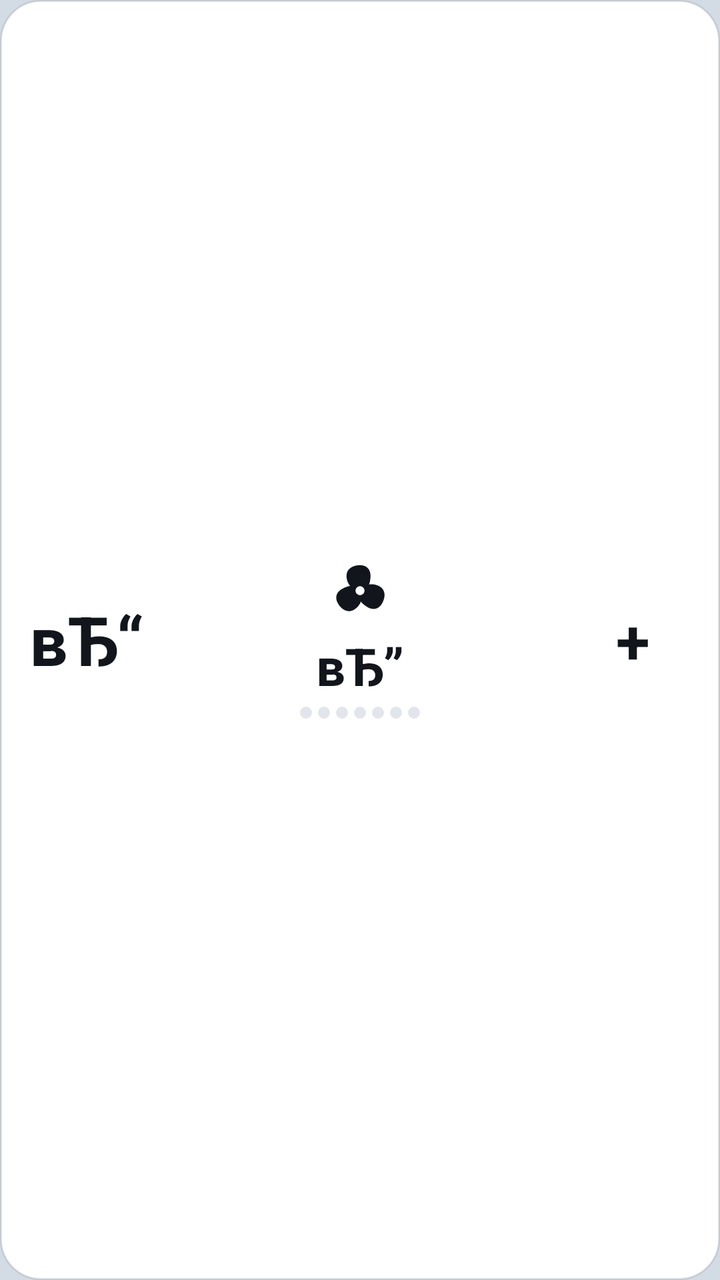
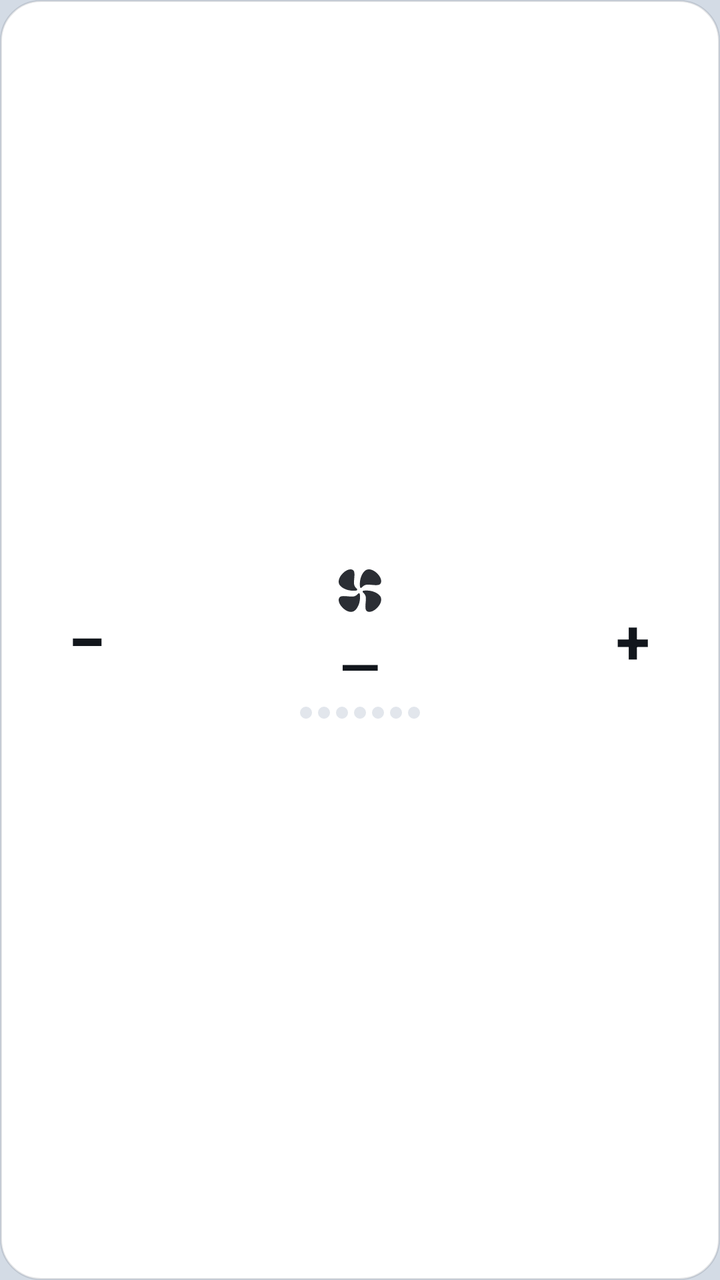

Two renders of the same Android screen: before a commit and after it. Below are the layout's source before the change and the commit's diff.
<!-- AndroidManifest.xml: application theme Theme.EX2ToolsIV -->
<!-- res/layout/widget_fan_speed.xml -->
<?xml version="1.0" encoding="utf-8"?>
<FrameLayout
    android:id="@+id/widget_root" xmlns:android="http://schemas.android.com/apk/res/android"
    android:layout_width="match_parent"
    android:layout_height="match_parent">
    <TextView
        android:id="@+id/widget_bg_layer"
        android:background="@drawable/widget_card_bg_100"
        android:layout_width="match_parent"
        android:layout_height="match_parent"
        android:text=""/>
    <LinearLayout
        android:gravity="center_vertical"
        android:orientation="horizontal"
        android:padding="10dp"
        android:layout_width="match_parent"
        android:layout_height="match_parent">
        <TextView
            android:textSize="34sp"
            android:textStyle="bold"
            android:textColor="@color/cx_text_primary"
            android:gravity="center"
            android:id="@+id/btn_fan_minus"
            android:background="@drawable/btn_circle"
            android:layout_width="67dp"
            android:layout_height="67dp"
            android:text="вЂ“"/>
        <LinearLayout
            android:gravity="center"
            android:orientation="vertical"
            android:id="@+id/fan_mid_col"
            android:layout_width="0dp"
            android:layout_height="match_parent"
            android:layout_weight="1">
            <ImageView
                android:id="@+id/fan_icon"
                android:layout_width="36dp"
                android:layout_height="36dp"
                android:layout_marginBottom="2dp"
                android:src="@drawable/ic_widget_fan"/>
            <TextView
                android:textSize="26sp"
                android:textStyle="bold"
                android:textColor="@color/cx_text_primary"
                android:id="@+id/tv_fan_value"
                android:layout_width="wrap_content"
                android:layout_height="wrap_content"
                android:text="вЂ”"/>
            <LinearLayout
                android:orientation="horizontal"
                android:layout_width="wrap_content"
                android:layout_height="wrap_content"
                android:layout_marginTop="3dp"
                android:layout_marginBottom="3dp">
                <TextView
                    android:id="@+id/dot_fan_1"
                    android:background="@drawable/widget_dot_off"
                    android:layout_width="6dp"
                    android:layout_height="6dp"
                    android:text=""
                    android:layout_marginEnd="3dp"/>
                <TextView
                    android:id="@+id/dot_fan_2"
                    android:background="@drawable/widget_dot_off"
                    android:layout_width="6dp"
                    android:layout_height="6dp"
                    android:text=""
                    android:layout_marginEnd="3dp"/>
                <TextView
                    android:id="@+id/dot_fan_3"
                    android:background="@drawable/widget_dot_off"
                    android:layout_width="6dp"
                    android:layout_height="6dp"
                    android:text=""
                    android:layout_marginEnd="3dp"/>
                <TextView
                    android:id="@+id/dot_fan_4"
                    android:background="@drawable/widget_dot_off"
                    android:layout_width="6dp"
                    android:layout_height="6dp"
                    android:text=""
                    android:layout_marginEnd="3dp"/>
                <TextView
                    android:id="@+id/dot_fan_5"
                    android:background="@drawable/widget_dot_off"
                    android:layout_width="6dp"
                    android:layout_height="6dp"
                    android:text=""
                    android:layout_marginEnd="3dp"/>
                <TextView
                    android:id="@+id/dot_fan_6"
                    android:background="@drawable/widget_dot_off"
                    android:layout_width="6dp"
                    android:layout_height="6dp"
                    android:text=""
                    android:layout_marginEnd="3dp"/>
                <TextView
                    android:id="@+id/dot_fan_7"
                    android:background="@drawable/widget_dot_off"
                    android:layout_width="6dp"
                    android:layout_height="6dp"
                    android:text=""/>
            </LinearLayout>
            <TextView
                android:textSize="11sp"
                android:textColor="@color/cx_text_secondary"
                android:id="@+id/tv_fan_label"
                android:visibility="gone"
                android:layout_width="wrap_content"
                android:layout_height="wrap_content"
                android:text="Р’РµРЅС‚РёР»СЏС‚РѕСЂ"/>
        </LinearLayout>
        <TextView
            android:textSize="31sp"
            android:textStyle="bold"
            android:textColor="@color/cx_text_primary"
            android:gravity="center"
            android:id="@+id/btn_fan_plus"
            android:background="@drawable/btn_circle"
            android:layout_width="67dp"
            android:layout_height="67dp"
            android:text="+"/>
    </LinearLayout>
</FrameLayout>
<!-- resources referenced by this layout -->
<resources>
  <color name="cx_text_primary">#12161C</color>
  <color name="cx_text_secondary">#525A66</color>
  <!-- drawable btn_circle (drawable) -->
  <?xml version="1.0" encoding="utf-8"?>
  <ripple xmlns:android="http://schemas.android.com/apk/res/android" android:color="@color/flyme_fill_a1_3">
      <item>
          <shape android:shape="oval">
              <solid android:color="@color/flyme_fill_a1_2" />
          </shape>
      </item>
  </ripple>
  <!-- drawable ic_widget_fan (drawable) -->
  <?xml version="1.0" encoding="utf-8"?>
  <vector xmlns:android="http://schemas.android.com/apk/res/android"
      android:height="24dp"
      android:width="24dp"
      android:viewportWidth="24"
      android:viewportHeight="24">
      <path
          android:fillColor="@color/cx_text_primary"
          android:pathData="M12,12 C9.5,12 7.5,9.8 7.5,7 C7.5,4.8 9.5,3.5 12,3.5 C14.5,3.5 15.5,5.2 15.5,7 C15.5,9.8 14.5,12 12,12 Z"/>
      <group
          android:pivotX="12"
          android:pivotY="12"
          android:rotation="120">
          <path
              android:fillColor="@color/cx_text_primary"
              android:pathData="M12,12 C9.5,12 7.5,9.8 7.5,7 C7.5,4.8 9.5,3.5 12,3.5 C14.5,3.5 15.5,5.2 15.5,7 C15.5,9.8 14.5,12 12,12 Z"/>
      </group>
      <group
          android:pivotX="12"
          android:pivotY="12"
          android:rotation="240">
          <path
              android:fillColor="@color/cx_text_primary"
              android:pathData="M12,12 C9.5,12 7.5,9.8 7.5,7 C7.5,4.8 9.5,3.5 12,3.5 C14.5,3.5 15.5,5.2 15.5,7 C15.5,9.8 14.5,12 12,12 Z"/>
      </group>
      <path
          android:fillColor="@color/cx_surface"
          android:pathData="M12,10.5 A1.5,1.5 0 1,0 12,13.5 A1.5,1.5 0 1,0 12,10.5 Z"/>
  </vector>
  <!-- drawable widget_card_bg_100 (drawable) -->
  <?xml version="1.0" encoding="utf-8"?>
  <shape xmlns:android="http://schemas.android.com/apk/res/android" android:shape="rectangle">
      <solid android:color="@color/widget_bg_alpha_100"/>
      <corners android:radius="20dp"/>
      <stroke
          android:width="1dp"
          android:color="@color/widget_card_stroke"/>
  </shape>
  <!-- drawable widget_dot_off (drawable) -->
  <?xml version="1.0" encoding="utf-8"?>
  <shape xmlns:android="http://schemas.android.com/apk/res/android" android:shape="oval">
      <solid android:color="@color/cx_surface_alt"/>
  </shape>
  <color name="flyme_fill_a1_3">#99FFFFFF</color>
  <color name="flyme_fill_a1_2">#D9FFFFFF</color>
  <color name="cx_surface">#FFFFFF</color>
  <color name="widget_bg_alpha_100">#FFFFFFFF</color>
  <color name="widget_card_stroke">#1F1E2530</color>
  <color name="cx_surface_alt">#E2E6EC</color>
  <color name="flyme_blue">#1368FB</color>
  <color name="flyme_white">#FFFFFF</color>
  <color name="flyme_fill_a1_1">#F2FFFFFF</color>
  <color name="flyme_label_level1">#E5000000</color>
  <color name="flyme_label_level2">#99000000</color>
  <color name="transparent">#00000000</color>
  <color name="flyme_red">#D21E30</color>
  <color name="flyme_window_background">#D3DBE5</color>
  <!-- unchanged entries left out for length: 1 -->
</resources>

<!-- the commit's change to res/layout/widget_fan_speed.xml (unified diff, before → after) -->
@@ -24,7 +24,7 @@
             android:background="@drawable/btn_circle"
             android:layout_width="67dp"
             android:layout_height="67dp"
-            android:text="вЂ“"/>
+            android:text="−"/>
         <LinearLayout
             android:gravity="center"
             android:orientation="vertical"
@@ -37,7 +37,8 @@
                 android:layout_width="36dp"
                 android:layout_height="36dp"
                 android:layout_marginBottom="2dp"
-                android:src="@drawable/ic_widget_fan"/>
+                android:src="@drawable/ic_climate_fan"
+                android:tint="@color/cx_text_primary" />
             <TextView
                 android:textSize="26sp"
                 android:textStyle="bold"
@@ -45,7 +46,7 @@
                 android:id="@+id/tv_fan_value"
                 android:layout_width="wrap_content"
                 android:layout_height="wrap_content"
-                android:text="вЂ”"/>
+                android:text="—"/>
             <LinearLayout
                 android:orientation="horizontal"
                 android:layout_width="wrap_content"
@@ -108,7 +109,7 @@
                 android:visibility="gone"
                 android:layout_width="wrap_content"
                 android:layout_height="wrap_content"
-                android:text="Р’РµРЅС‚РёР»СЏС‚РѕСЂ"/>
+                android:text="Вентилятор"/>
         </LinearLayout>
         <TextView
             android:textSize="31sp"
<!-- resource entries referenced after the edit -->
@@ -11,36 +11,7 @@
           </shape>
       </item>
   </ripple>
-  <!-- drawable ic_widget_fan (drawable) -->
-  <?xml version="1.0" encoding="utf-8"?>
-  <vector xmlns:android="http://schemas.android.com/apk/res/android"
-      android:height="24dp"
-      android:width="24dp"
-      android:viewportWidth="24"
-      android:viewportHeight="24">
-      <path
-          android:fillColor="@color/cx_text_primary"
-          android:pathData="M12,12 C9.5,12 7.5,9.8 7.5,7 C7.5,4.8 9.5,3.5 12,3.5 C14.5,3.5 15.5,5.2 15.5,7 C15.5,9.8 14.5,12 12,12 Z"/>
-      <group
-          android:pivotX="12"
-          android:pivotY="12"
-          android:rotation="120">
-          <path
-              android:fillColor="@color/cx_text_primary"
-              android:pathData="M12,12 C9.5,12 7.5,9.8 7.5,7 C7.5,4.8 9.5,3.5 12,3.5 C14.5,3.5 15.5,5.2 15.5,7 C15.5,9.8 14.5,12 12,12 Z"/>
-      </group>
-      <group
-          android:pivotX="12"
-          android:pivotY="12"
-          android:rotation="240">
-          <path
-              android:fillColor="@color/cx_text_primary"
-              android:pathData="M12,12 C9.5,12 7.5,9.8 7.5,7 C7.5,4.8 9.5,3.5 12,3.5 C14.5,3.5 15.5,5.2 15.5,7 C15.5,9.8 14.5,12 12,12 Z"/>
-      </group>
-      <path
-          android:fillColor="@color/cx_surface"
-          android:pathData="M12,10.5 A1.5,1.5 0 1,0 12,13.5 A1.5,1.5 0 1,0 12,10.5 Z"/>
-  </vector>
+  <!-- drawable ic_climate_fan: vector/xml drawable (drawable, 2043 chars, omitted) -->
   <!-- drawable widget_card_bg_100 (drawable) -->
   <?xml version="1.0" encoding="utf-8"?>
   <shape xmlns:android="http://schemas.android.com/apk/res/android" android:shape="rectangle">
@@ -57,7 +28,6 @@
   </shape>
   <color name="flyme_fill_a1_3">#99FFFFFF</color>
   <color name="flyme_fill_a1_2">#D9FFFFFF</color>
-  <color name="cx_surface">#FFFFFF</color>
   <color name="widget_bg_alpha_100">#FFFFFFFF</color>
   <color name="widget_card_stroke">#1F1E2530</color>
   <color name="cx_surface_alt">#E2E6EC</color>
